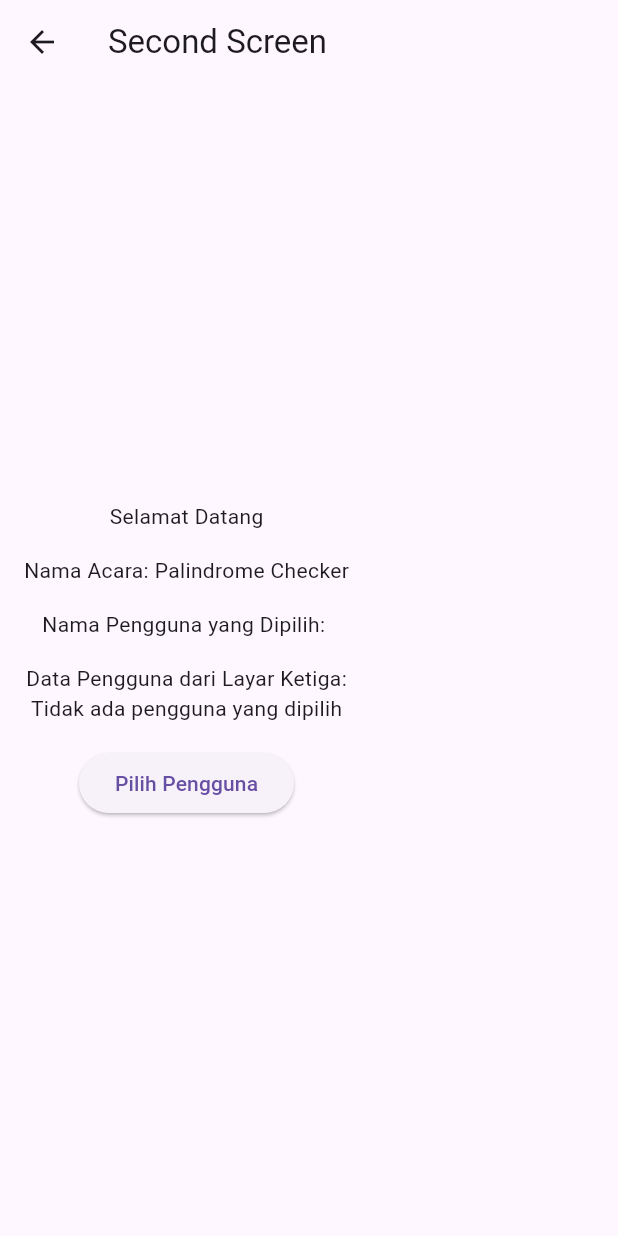
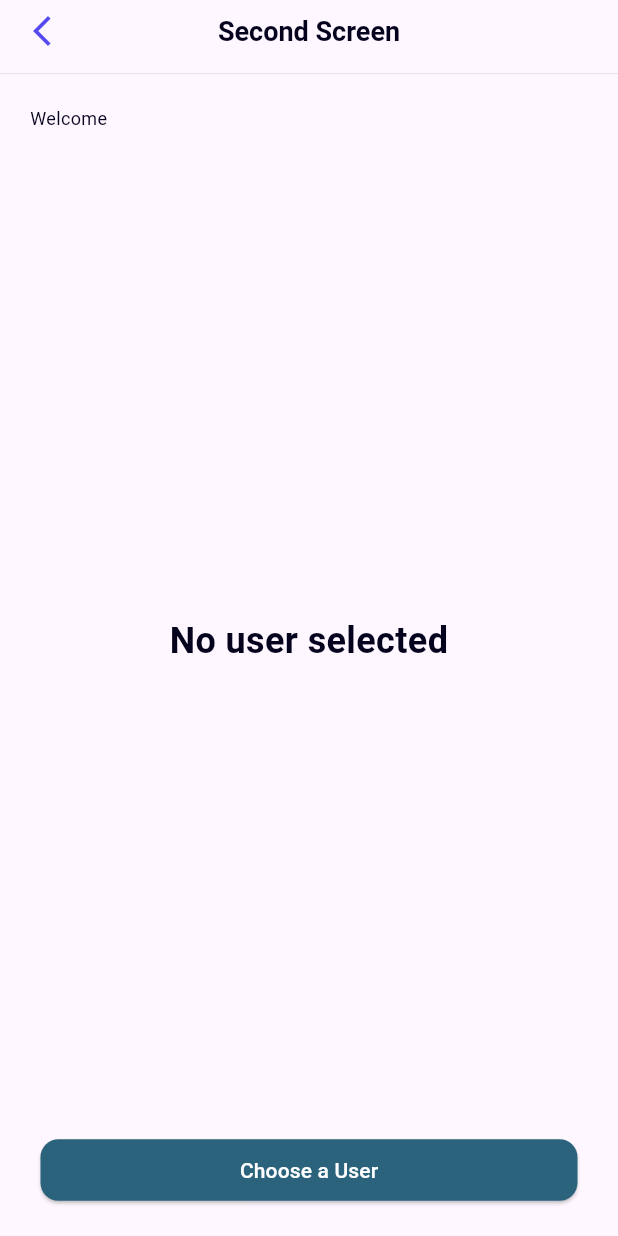
Before and after one commit to irfanarfianto/suitmedia_test_msib, a Flutter app: the screen it shows after launch, after a tap on "Next", on a phone screen of 412 x 824 dp. Run offline on Flutter 3.47's test engine with Material 3 defaults, Android fonts, the phone set to English and light mode, and no system bars; network calls fail; Roboto replaces fonts that are missing (Poppins).

Commit message:
Update UI labels and styles

```diff
--- a/lib/main.dart
+++ b/lib/main.dart
@@ -37,12 +37,12 @@ class _HomeScreenState extends State<HomeScreen> {
           children: [
             TextField(
               controller: nameController,
-              decoration: InputDecoration(labelText: 'Nama'),
+              decoration: InputDecoration(labelText: 'Name'),
             ),
             SizedBox(height: 16.0),
             TextField(
               controller: sentenceController,
-              decoration: InputDecoration(labelText: 'Kalimat'),
+              decoration: InputDecoration(labelText: 'Sentence'),
             ),
             SizedBox(height: 16.0),
             ElevatedButton(
@@ -57,8 +57,8 @@ class _HomeScreenState extends State<HomeScreen> {
                   showDialog(
                     context: context,
                     builder: (context) => AlertDialog(
-                      title: Text('Input tidak valid'),
-                      content: Text('Pastikan kedua input tidak kosong.'),
+                      title: Text('Invalid Input'),
+                      content: Text('Make sure both inputs are not empty.'),
                       actions: [
                         TextButton(
                           onPressed: () {
@@ -71,7 +71,7 @@ class _HomeScreenState extends State<HomeScreen> {
                   );
                 }
               },
-              child: Text('Periksa'),
+              child: Text('Check'),
             ),
             SizedBox(height: 16.0),
             ElevatedButton(
@@ -81,7 +81,6 @@ class _HomeScreenState extends State<HomeScreen> {
                   MaterialPageRoute(
                     builder: (context) => SecondScreen(
                       name: nameController.text,
-                      selectedUser: null,
                     ),
                   ),
                 );
--- a/lib/second_screen.dart
+++ b/lib/second_screen.dart
@@ -1,50 +1,138 @@
 import 'package:flutter/material.dart';
 import 'third_screen.dart';
 
-class SecondScreen extends StatelessWidget {
+class SecondScreen extends StatefulWidget {
   final String name;
-  final User? selectedUser;
 
-  SecondScreen({required this.name, required this.selectedUser});
+  SecondScreen({required this.name});
+
+  @override
+  _SecondScreenState createState() => _SecondScreenState();
+}
+
+class _SecondScreenState extends State<SecondScreen> {
+  String selectedUserName = "";
 
   @override
   Widget build(BuildContext context) {
     return Scaffold(
       appBar: AppBar(
-        title: Text('Second Screen'),
+        centerTitle: true,
+        title: Text(
+          'Second Screen',
+          textAlign: TextAlign.center,
+          style: TextStyle(
+            color: Color(0xFF04021D),
+            fontSize: 18,
+            fontFamily: 'Poppins',
+            fontWeight: FontWeight.w600,
+            height: 0.08,
+          ),
+        ),
+        leading: IconButton(
+          icon: Icon(
+            Icons.arrow_back_ios_new,
+            color: Color(0XFF554AF0),
+          ),
+          onPressed: () {
+            Navigator.pop(context);
+          },
+        ),
+        bottom: PreferredSize(
+          preferredSize: Size.fromHeight(1.0),
+          child: Divider(
+            color: Color(0xFFDCDCDC),
+            thickness: 0.5,
+          ),
+        ),
       ),
       body: Padding(
-        padding: const EdgeInsets.all(16.0),
+        padding: const EdgeInsets.all(20.0),
         child: Column(
-          mainAxisAlignment: MainAxisAlignment.center,
+          mainAxisAlignment: MainAxisAlignment.start,
+          crossAxisAlignment:
+              CrossAxisAlignment.start,
           children: [
-            Text('Selamat Datang'),
+            Text(
+              'Welcome',
+              style: TextStyle(
+                color: Color(0xFF04021D),
+                fontSize: 12,
+                fontFamily: 'Poppins',
+                fontWeight: FontWeight.w400,
+                height: 0.25,
+              ),
+            ),
             SizedBox(height: 16.0),
-            Text('Nama Acara: Palindrome Checker'),
-            SizedBox(height: 16.0),
-            Text('Nama Pengguna yang Dipilih: $name'),
-            SizedBox(height: 16.0),
-            Text('Data Pengguna dari Layar Ketiga:'),
-            if (selectedUser != null)
-              Column(
-                crossAxisAlignment: CrossAxisAlignment.start,
-                children: [
-                  Text('Email: ${selectedUser!.email}'),
-                  Text('Nama Depan: ${selectedUser!.firstName}'),
-                  Text('Nama Belakang: ${selectedUser!.lastName}'),
-                ],
-              )
-            else
-              Text('Tidak ada pengguna yang dipilih'),
-            SizedBox(height: 16.0),
-            ElevatedButton(
-              onPressed: () {
-                Navigator.push(
-                  context,
-                  MaterialPageRoute(builder: (context) => ThirdScreen()),
-                );
-              },
-              child: Text('Pilih Pengguna'),
+            Text(
+              '${widget.name}',
+              style: TextStyle(
+                color: Color(0xFF04021D),
+                fontSize: 18,
+                fontFamily: 'Poppins',
+                fontWeight: FontWeight.w600,
+                height: 0.11,
+              ),
+            ),
+            Spacer(),
+            Center(
+              child: Text(
+                selectedUserName.isNotEmpty
+                    ? '$selectedUserName'
+                    : 'No user selected',
+                textAlign: TextAlign.center,
+                style: TextStyle(
+                  color: Color(0xFF04021D),
+                  fontSize: 24,
+                  fontFamily: 'Poppins',
+                  fontWeight: FontWeight.w600,
+                  height: 0.06,
+                ),
+              ),
+            ),
+            Spacer(),
+            Center(
+              child: ElevatedButton(
+                onPressed: () async {
+                  final result = await Navigator.push(
+                    context,
+                    MaterialPageRoute(
+                      builder: (context) => ThirdScreen(),
+                    ),
+                  );
+
+                  if (result != null && result is String) {
+                    // Debug statements to check the flow
+                    print('Received user name from ThirdScreen: $result');
+                    setState(() {
+                      selectedUserName = result;
+                    });
+                    print('Updated selectedUserName: $selectedUserName');
+                  }
+                },
+                style: ElevatedButton.styleFrom(
+                  primary: Color(0xFF2A637B),
+                  shape: RoundedRectangleBorder(
+                    borderRadius: BorderRadius.circular(12),
+                  ),
+                ),
+                child: Container(
+                  width: 310,
+                  height: 41,
+                  child: Center(
+                    child: Text(
+                      'Choose a User',
+                      style: TextStyle(
+                        color: Colors.white,
+                        fontSize: 14,
+                        fontFamily: 'Poppins',
+                        fontWeight: FontWeight.w500,
+                        height: 0,
+                      ),
+                    ),
+                  ),
+                ),
+              ),
             ),
           ],
         ),
@@ -52,26 +140,3 @@ class SecondScreen extends StatelessWidget {
     );
   }
 }
-
-class User {
-  final String email;
-  final String firstName;
-  final String lastName;
-  final String avatar;
-
-  User({
-    required this.email,
-    required this.firstName,
-    required this.lastName,
-    required this.avatar,
-  });
-
-  factory User.fromJson(Map<String, dynamic> json) {
-    return User(
-      email: json['email'],
-      firstName: json['first_name'],
-      lastName: json['last_name'],
-      avatar: json['avatar'],
-    );
-  }
-}
```
Also changed, not shown: lib/third_screen.dart (+95 -22 lines).
